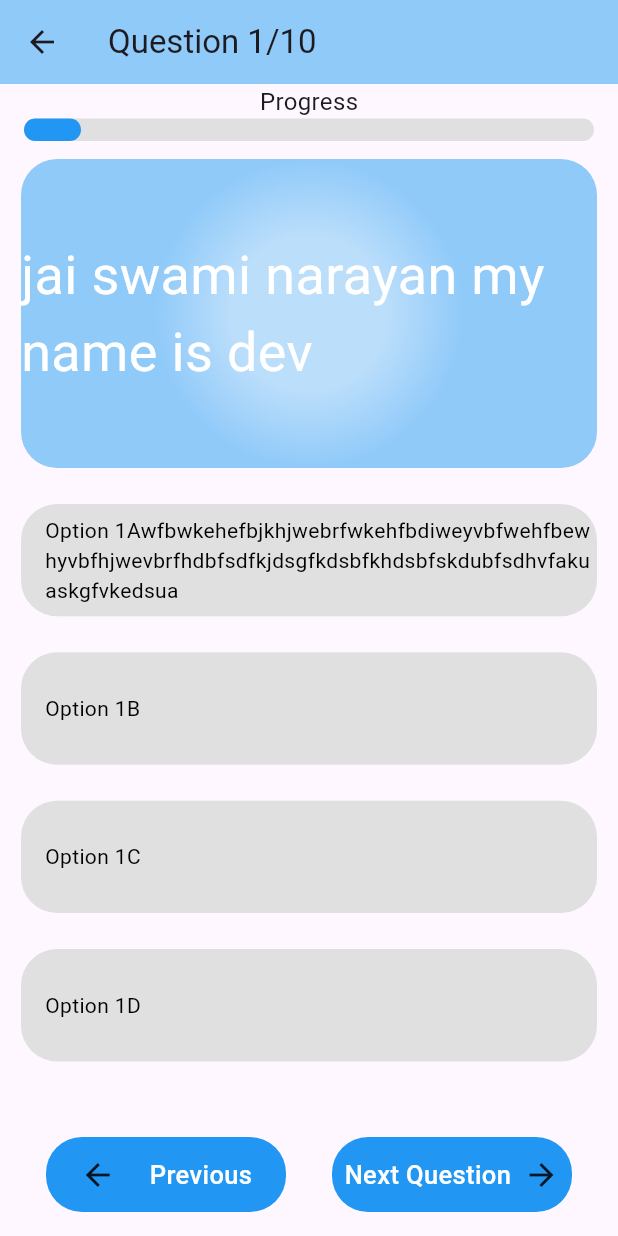
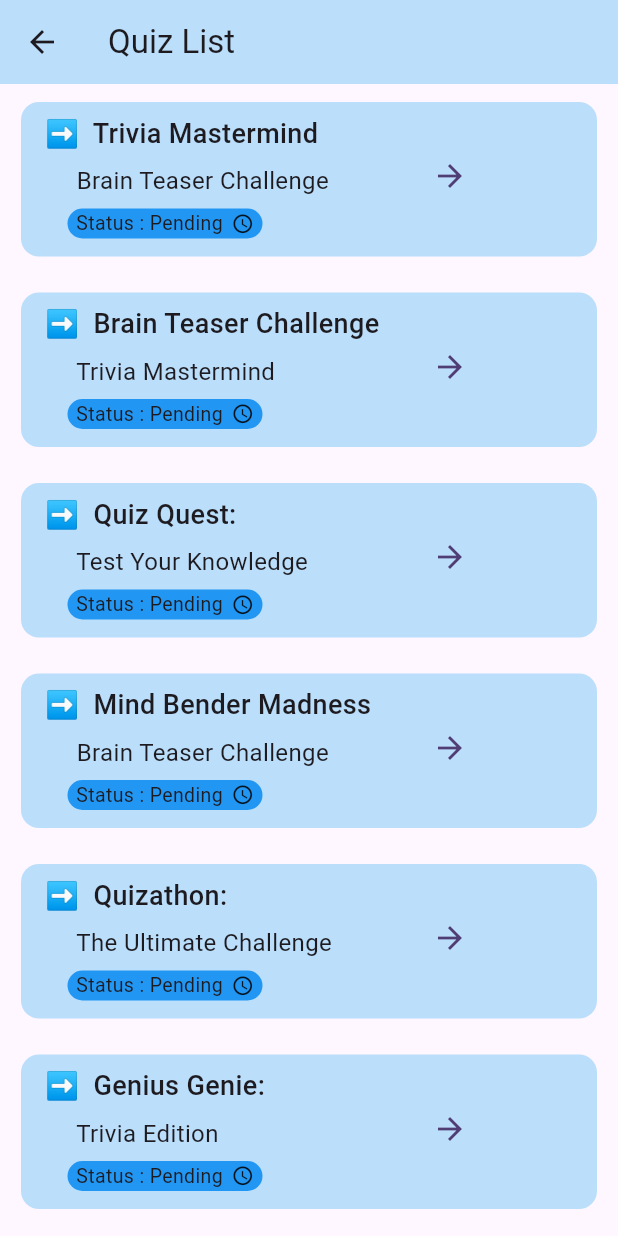
Before and after one commit to Dev-Narola/quizapp, a Flutter app: the screen it shows after launch, after a tap on "Start", on a phone screen of 412 x 824 dp. Run offline on Flutter 3.47's test engine with Material 3 defaults, Android fonts, the phone set to English and light mode, and no system bars; our stand-ins replace get.

Commit message:
New Page

```diff
--- /dev/null
+++ b/lib/front_page.dart
@@ -0,0 +1,121 @@
+// ignore_for_file: depend_on_referenced_packages, unused_import
+
+import 'package:flutter/material.dart';
+import 'package:get/get.dart';
+import 'package:quizapp/quizz_page.dart';
+import 'package:quizapp/start_page.dart';
+
+class FrontPage extends StatelessWidget {
+  const FrontPage({super.key});
+
+  @override
+  Widget build(BuildContext context) {
+    List<List<String>> quizTitles = [
+      ["Trivia Mastermind", "Brain Teaser Challenge"],
+      ["Brain Teaser Challenge", "Trivia Mastermind"],
+      ["Quiz Quest:", "Test Your Knowledge"],
+      ["Mind Bender Madness", "Brain Teaser Challenge"],
+      ["Quizathon:", "The Ultimate Challenge"],
+      ["Genius Genie:", "Trivia Edition"],
+      ["Quiz Whiz:", "Brain Workout"],
+      ["Trivia Titan:", "Test Your IQ"],
+      ["Quiz Wizard:", "Master of Knowledge"],
+      ["Brainiac Bonanza:", "Ultimate Quiz Show"]
+    ];
+    return Scaffold(
+      appBar: AppBar(
+        title: const Text("Quiz List"),
+        backgroundColor: Colors.blue.shade100,
+      ),
+      body: ListView.builder(
+        itemCount: quizTitles.length,
+        itemBuilder: (context, index) {
+          return GestureDetector(
+            onTap: () {
+              Get.to(() => const QuizScreen());
+            },
+            child: Container(
+              height: MediaQuery.of(context).size.height / 8,
+              width: MediaQuery.of(context).size.width,
+              margin: const EdgeInsets.symmetric(
+                horizontal: 14,
+                vertical: 12,
+              ),
+              decoration: BoxDecoration(
+                color: Colors.blue.shade100,
+                borderRadius: BorderRadius.circular(12),
+              ),
+              child: Padding(
+                padding: const EdgeInsets.only(left: 16.0, bottom: 4),
+                child: Row(
+                  children: [
+                    Column(
+                      crossAxisAlignment: CrossAxisAlignment.start,
+                      mainAxisAlignment: MainAxisAlignment.spaceEvenly,
+                      children: [
+                        SizedBox(
+                          width: 250,
+                          height: 25,
+                          child: Text(
+                            "➡️  ${quizTitles[index][0]}",
+                            style: const TextStyle(
+                              fontSize: 18,
+                              fontWeight: FontWeight.w500,
+                            ),
+                            maxLines: 2,
+                            overflow: TextOverflow.ellipsis,
+                          ),
+                        ),
+                        SizedBox(
+                          width: 250,
+                          height: 22,
+                          child: Text(
+                            "     ${quizTitles[index][1]}",
+                            style: const TextStyle(
+                              fontSize: 16,
+                              fontWeight: FontWeight.w400,
+                            ),
+                          ),
+                        ),
+                        Row(
+                          mainAxisAlignment: MainAxisAlignment.spaceBetween,
+                          children: [
+                            const SizedBox(
+                              width: 15,
+                            ),
+                            Container(
+                              height: 20,
+                              width: 130,
+                              decoration: BoxDecoration(
+                                  color: Colors.blue,
+                                  borderRadius: BorderRadius.circular(25)),
+                              child: const Row(
+                                mainAxisAlignment:
+                                    MainAxisAlignment.spaceEvenly,
+                                children: [
+                                  Text(
+                                    "Status : Pending",
+                                    style: TextStyle(fontSize: 13),
+                                  ),
+                                  Icon(Icons.access_time, size: 15)
+                                ],
+                              ),
+                            ),
+                          ],
+                        ),
+                      ],
+                    ),
+                    const CircleAvatar(
+                      backgroundColor: Colors.transparent,
+                      child: Icon(Icons.arrow_forward),
+                    )
+                  ],
+                ),
+              ),
+            ),
+          );
+        },
+      ),
+    );
+  }
+}
--- a/lib/main.dart
+++ b/lib/main.dart
@@ -1,6 +1,8 @@
+// ignore_for_file: depend_on_referenced_packages
+
 import 'package:flutter/material.dart';
+import 'package:get/get.dart';
 import 'package:quizapp/start_page.dart';
-import 'package:get/get.dart';
 
 void main() {
   runApp(const MyApp());
--- a/lib/quizz_page.dart
+++ b/lib/quizz_page.dart
@@ -13,13 +13,7 @@ class QuizScreen extends StatefulWidget {
 class _QuizScreenState extends State<QuizScreen> {
   int _currentQuestionIndex = 0;
   final List<List<String>> _options = [
-    [
-      "jai swami narayan my name is dev",
-      "Option 1Awfbwkehefbjkhjwebrfwkehfbdiweyvbfwehfbewhyvbfhjwevbrfhdbfsdfkjdsgfkdsbfkhdsbfskdubfsdhvfakuaskgfvkedsua",
-      "Option 1B",
-      "Option 1C",
-      "Option 1D"
-    ],
+    ["Question: 1", "Option 1A", "Option 1B", "Option 1C", "Option 1D"],
     ["Question: 2", "Option 2A", "Option 2B", "Option 2C", "Option 2D"],
     ["Question: 3", "Option 3A", "Option 3B", "Option 3C", "Option 3D"],
     ["Question: 4", "Option 4A", "Option 4B", "Option 4C", "Option 4D"],
--- a/lib/result_screen.dart
+++ b/lib/result_screen.dart
@@ -9,7 +9,7 @@ class ResultScreen extends StatelessWidget {
   Widget build(BuildContext context) {
     return Scaffold(
       appBar: AppBar(
-        title: Text("Quiz Result"),
+        title: const Text("Quiz Result"),
       ),
       body: Column(
         children: [
--- a/lib/start_page.dart
+++ b/lib/start_page.dart
@@ -1,7 +1,7 @@
 // ignore_for_file: depend_on_referenced_packages
 
 import 'package:flutter/material.dart';
-import 'package:quizapp/quizz_page.dart';
+import 'package:quizapp/front_page.dart';
 import 'package:quizapp/utils/bottom_button.dart';
 import 'package:get/get.dart';
 
@@ -27,7 +27,7 @@ class _StartScreenState extends State<StartScreen> {
                 Image.asset('assets/quizz.jpg'),
                 GestureDetector(
                   onTap: () {
-                    Get.to(() => const QuizScreen());
+                    Get.to(() => const FrontPage());
                   },
                   child: const ButtonContainer(
                     text: "Start",
--- a/pubspec.yaml
+++ b/pubspec.yaml
@@ -47,6 +47,7 @@ dev_dependencies:
   # rules and activating additional ones.
   flutter_lints: ^2.0.0
   get: ^4.6.6
+  lottie: ^2.7.0
 
 # For information on the generic Dart part of this file, see the
 # following page: https://dart.dev/tools/pub/pubspec
```
Also changed, not shown: pubspec.lock.
